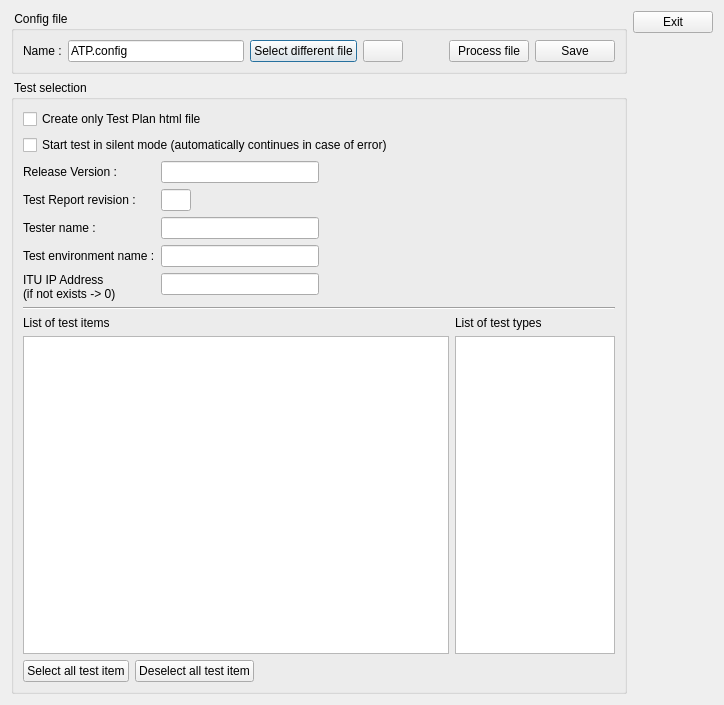
The window that dlgconfigeditor.ui (tbikfalvi/VTITestManager) describes before a commit, drawn with Qt 5.
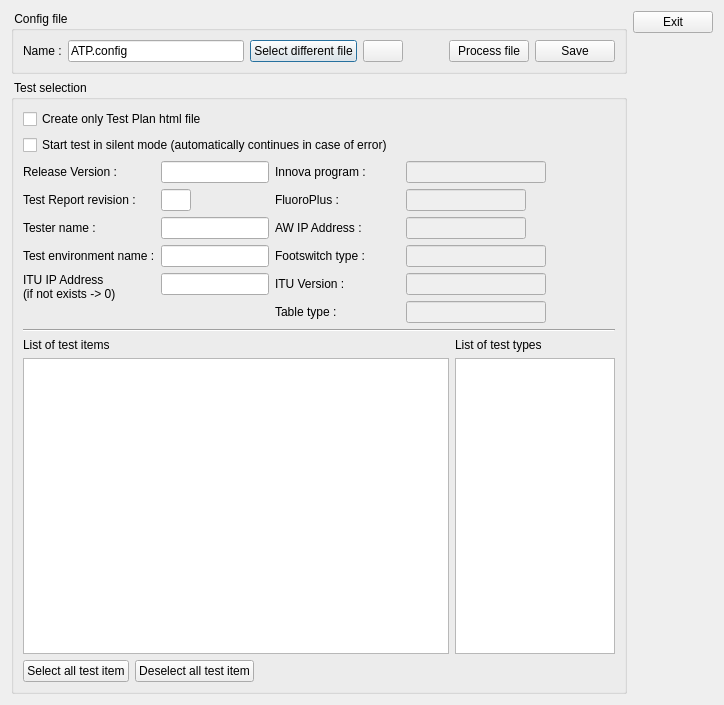
The same window after the commit. Icons and pictures are not drawn.

What changed in the file:
```diff
--- a/dlgconfigeditor.ui
+++ b/dlgconfigeditor.ui
@@ -223,6 +223,136 @@
             </item>
            </layout>
           </item>
+          <item>
+           <layout class="QFormLayout" name="formLayout">
+            <item row="0" column="0">
+             <widget class="QLabel" name="lblInnovaProgram">
+              <property name="text">
+               <string>Innova program :</string>
+              </property>
+             </widget>
+            </item>
+            <item row="0" column="1">
+             <widget class="QLineEdit" name="ledInnovaProgram">
+              <property name="enabled">
+               <bool>false</bool>
+              </property>
+              <property name="minimumSize">
+               <size>
+                <width>140</width>
+                <height>0</height>
+               </size>
+              </property>
+              <property name="maximumSize">
+               <size>
+                <width>120</width>
+                <height>16777215</height>
+               </size>
+              </property>
+             </widget>
+            </item>
+            <item row="1" column="0">
+             <widget class="QLabel" name="lblFluoroPlus">
+              <property name="text">
+               <string>FluoroPlus :</string>
+              </property>
+             </widget>
+            </item>
+            <item row="1" column="1">
+             <widget class="QLineEdit" name="ledFluoroPlus">
+              <property name="enabled">
+               <bool>false</bool>
+              </property>
+              <property name="minimumSize">
+               <size>
+                <width>120</width>
+                <height>0</height>
+               </size>
+              </property>
+              <property name="maximumSize">
+               <size>
+                <width>120</width>
+                <height>16777215</height>
+               </size>
+              </property>
+             </widget>
+            </item>
+            <item row="2" column="0">
+             <widget class="QLabel" name="lblAwHostIp">
+              <property name="text">
+               <string>AW IP Address :</string>
+              </property>
+             </widget>
+            </item>
+            <item row="2" column="1">
+             <widget class="QLineEdit" name="ledAwHostIp">
+              <property name="enabled">
+               <bool>false</bool>
+              </property>
+              <property name="maximumSize">
+               <size>
+                <width>120</width>
+                <height>16777215</height>
+               </size>
+              </property>
+             </widget>
+            </item>
+            <item row="3" column="0">
+             <widget class="QLabel" name="lblFootSwitchType">
+              <property name="text">
+               <string>Footswitch type :</string>
+              </property>
+             </widget>
+            </item>
+            <item row="3" column="1">
+             <widget class="QLineEdit" name="ledFootSwitchType">
+              <property name="enabled">
+               <bool>false</bool>
+              </property>
+              <property name="maximumSize">
+               <size>
+                <width>16777215</width>
+                <height>16777215</height>
+               </size>
+              </property>
+             </widget>
+            </item>
+            <item row="4" column="0">
+             <widget class="QLabel" name="lblITUVersion">
+              <property name="text">
+               <string>ITU Version :</string>
+              </property>
+             </widget>
+            </item>
+            <item row="4" column="1">
+             <widget class="QLineEdit" name="ledITUVersion">
+              <property name="enabled">
+               <bool>false</bool>
+              </property>
+             </widget>
+            </item>
+            <item row="5" column="0">
+             <widget class="QLabel" name="lblTableType">
+              <property name="minimumSize">
+               <size>
+                <width>125</width>
+                <height>0</height>
+               </size>
+              </property>
+              <property name="text">
+               <string>Table type :</string>
+              </property>
+             </widget>
+            </item>
+            <item row="5" column="1">
+             <widget class="QLineEdit" name="ledTableType">
+              <property name="enabled">
+               <bool>false</bool>
+              </property>
+             </widget>
+            </item>
+           </layout>
+          </item>
           <item>
            <spacer name="horizontalSpacer">
             <property name="orientation">
```
